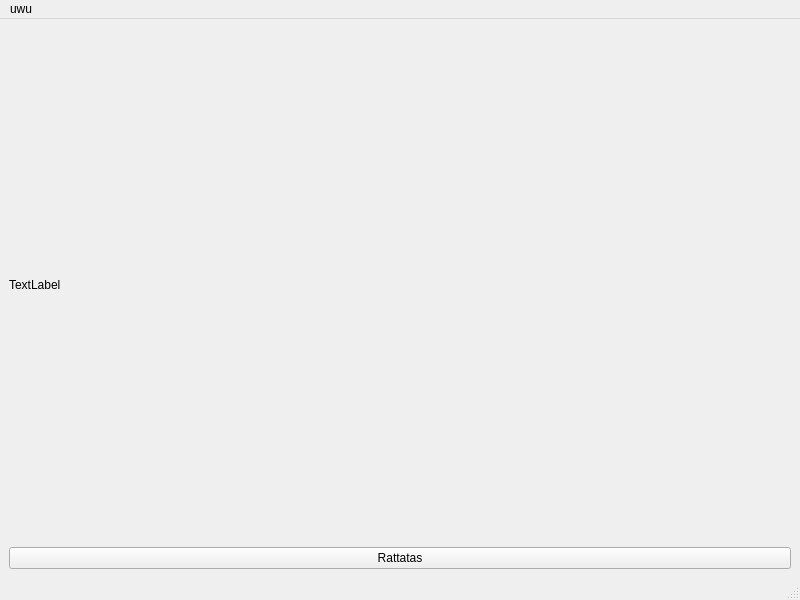
Above: mainwindow.ui from eblouet42/Position_based_dynamics before the change. Below: the same form after it.
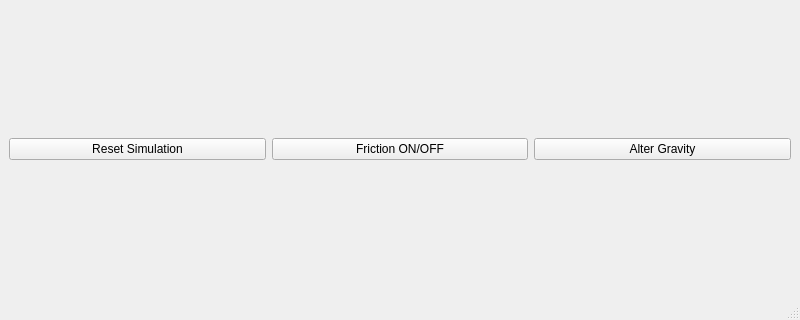
That is the form after the change.

What changed in the file:
```diff
--- a/mainwindow.ui
+++ b/mainwindow.ui
@@ -7,7 +7,7 @@
     <x>0</x>
     <y>0</y>
     <width>800</width>
-    <height>600</height>
+    <height>320</height>
    </rect>
   </property>
   <property name="windowTitle">
@@ -16,18 +16,29 @@
   <widget class="QWidget" name="centralwidget">
    <layout class="QVBoxLayout" name="verticalLayout">
     <item>
-     <widget class="QLabel" name="label">
+     <layout class="QHBoxLayout" name="horizontalLayout">
+      <item>
+       <widget class="QPushButton" name="resetButton">
       <property name="text">
-       <string>TextLabel</string>
+         <string>Reset Simulation</string>
       </property>
      </widget>
     </item>
     <item>
-     <widget class="QPushButton" name="start_button">
+       <widget class="QPushButton" name="frictionButton">
       <property name="text">
-       <string>Rattatas</string>
-      </property>
-     </widget>
+         <string>Friction ON/OFF</string>
+        </property>
+       </widget>
+      </item>
+      <item>
+       <widget class="QPushButton" name="gravityButton">
+        <property name="text">
+         <string>Alter Gravity</string>
+        </property>
+       </widget>
+      </item>
+     </layout>
     </item>
    </layout>
   </widget>
@@ -40,13 +51,6 @@
      <height>25</height>
     </rect>
    </property>
-   <widget class="QMenu" name="menuuwu">
-    <property name="title">
-     <string>uwu</string>
-    </property>
-    <addaction name="actiontaper_ici"/>
-   </widget>
-   <addaction name="menuuwu"/>
   </widget>
   <widget class="QStatusBar" name="statusbar"/>
   <action name="actiontaper_ici">
```
Lines whose indentation alone changed are shown as unchanged.
